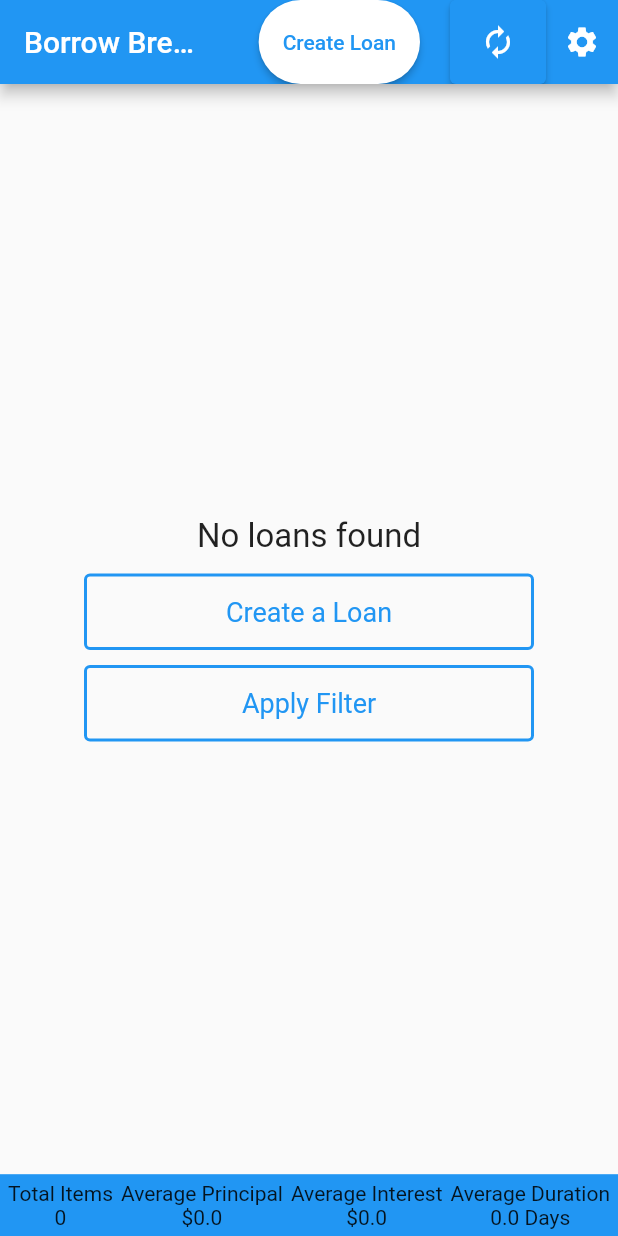
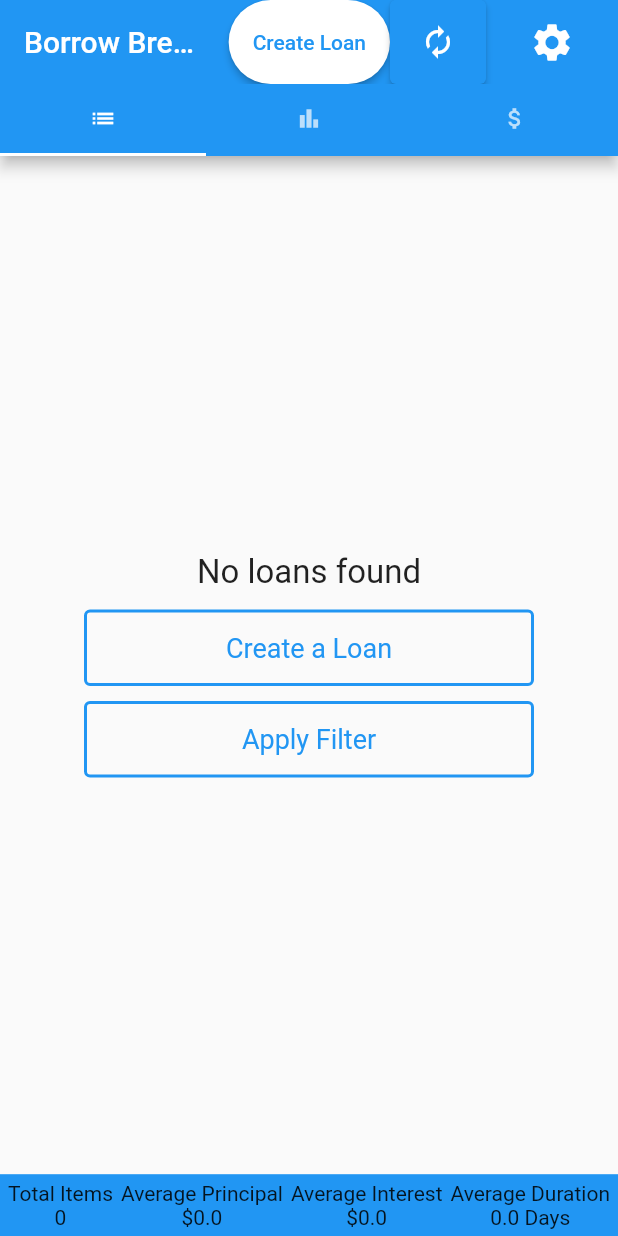
Before and after one commit to mkaramurzin/borrow-breeze, a Flutter app: the screen it shows once a user with an empty profile is signed in, on a phone screen of 412 x 824 dp. Run offline on Flutter 3.47's test engine with Material 2 defaults, Android fonts, the phone set to English and light mode, and no system bars; our stand-ins replace cloud_firestore, firebase_auth, firebase_core, flutter_spinkit; accounts and stored records are empty.

Commit message:
refactor(loan view): change the view containing loans into one of three tabs instead of being its own page

```diff
--- a/lib/screens/loan_view.dart
+++ b/lib/screens/loan_view.dart
@@ -16,10 +16,19 @@ class LoanView extends StatefulWidget {
   State<LoanView> createState() => _LoanViewState();
 }
 
-class _LoanViewState extends State<LoanView> {
+class _LoanViewState extends State<LoanView>
+    with SingleTickerProviderStateMixin {
   final AuthService _auth = AuthService();
   List<Loan> loanList = [];
   LoanFilter currentFilter = LoanFilter();
+  TabController? _tabController;
+
+  @override
+  void initState() {
+    super.initState();
+    _tabController =
+        TabController(vsync: this, length: 3);
+  }
 
   Future<List<Loan>> fetchLoanList() async {
     if (_auth.user != null) {
@@ -49,9 +58,7 @@ class _LoanViewState extends State<LoanView> {
           context: context,
           builder: (context) => LoanFormDialog(
             onFormSubmit: () {
-              setState(() {
-
-              });
+              setState(() {});
             },
           ),
         );
@@ -87,9 +94,7 @@ class _LoanViewState extends State<LoanView> {
           ),
         ),
         actions: [
-          Container(
-            margin: EdgeInsets.symmetric(horizontal: 20.0),
-            child: ElevatedButton(
+          ElevatedButton(
             onPressed: () {
               menuOption(0);
             },
@@ -102,25 +107,24 @@ class _LoanViewState extends State<LoanView> {
               ),
             ),
           ),
-          ),
 
           // TODO delete in production
           ElevatedButton(
             onPressed: () async {
               await Database(uid: _auth.user!.uid).totalReset();
-              setState(() {
-
-              });
+              setState(() {});
             },
             child: Icon(Icons.autorenew),
           ),
 
-          PopupMenuButton<int>(
+          Container(
+            margin: EdgeInsets.symmetric(horizontal: 20),
+            child: PopupMenuButton<int>(
                 onSelected: (item) {
                   menuOption(item);
                   setState(() {});
                 },
-              icon: Icon(Icons.settings),
+                icon: Icon(Icons.settings, size: 30,),
                 position: PopupMenuPosition.under,
                 itemBuilder: (context) => [
                       PopupMenuItem(
@@ -137,9 +141,19 @@ class _LoanViewState extends State<LoanView> {
                         child: Text("Sign Out"),
                       ),
                     ]),
+          ),
+        ],
+        bottom: TabBar(
+          controller: _tabController,
+          tabs: [
+            Tab(icon: Icon(Icons.list, size: 18.0)),
+            Tab(icon: Icon(Icons.bar_chart, size: 18.0)),
+            Tab(icon: Icon(Icons.attach_money, size: 18.0)),
           ],
         ),
-      body: FutureBuilder<List<Loan>>(
+      ),
+      body: TabBarView(controller: _tabController, children: [
+        FutureBuilder<List<Loan>>(
           future: fetchLoanList(),
           builder: (context, snapshot) {
             if (snapshot.connectionState == ConnectionState.waiting) {
@@ -181,8 +195,10 @@ class _LoanViewState extends State<LoanView> {
                                     padding: MaterialStateProperty.resolveWith(
                                         (states) => EdgeInsets.symmetric(
                                             vertical: 15.0, horizontal: 25.0)),
-                                  textStyle: MaterialStateProperty.resolveWith(
-                                      (states) => TextStyle(fontSize: 18)),
+                                    textStyle:
+                                        MaterialStateProperty.resolveWith(
+                                            (states) =>
+                                                TextStyle(fontSize: 18)),
                                   ),
                                 ),
                               ),
@@ -204,8 +220,10 @@ class _LoanViewState extends State<LoanView> {
                                     padding: MaterialStateProperty.resolveWith(
                                         (states) => EdgeInsets.symmetric(
                                             vertical: 15.0, horizontal: 25.0)),
-                                  textStyle: MaterialStateProperty.resolveWith(
-                                      (states) => TextStyle(fontSize: 18)),
+                                    textStyle:
+                                        MaterialStateProperty.resolveWith(
+                                            (states) =>
+                                                TextStyle(fontSize: 18)),
                                   ),
                                 ),
                               )
@@ -270,6 +288,9 @@ class _LoanViewState extends State<LoanView> {
             );
           },
         ),
+        Center(child: Text('This is the Numbers Tab')),
+        Center(child: Text('This is the Expenses Tab')),
+      ]),
     );
   }
 }
```
Lines whose indentation alone changed are shown as unchanged.
